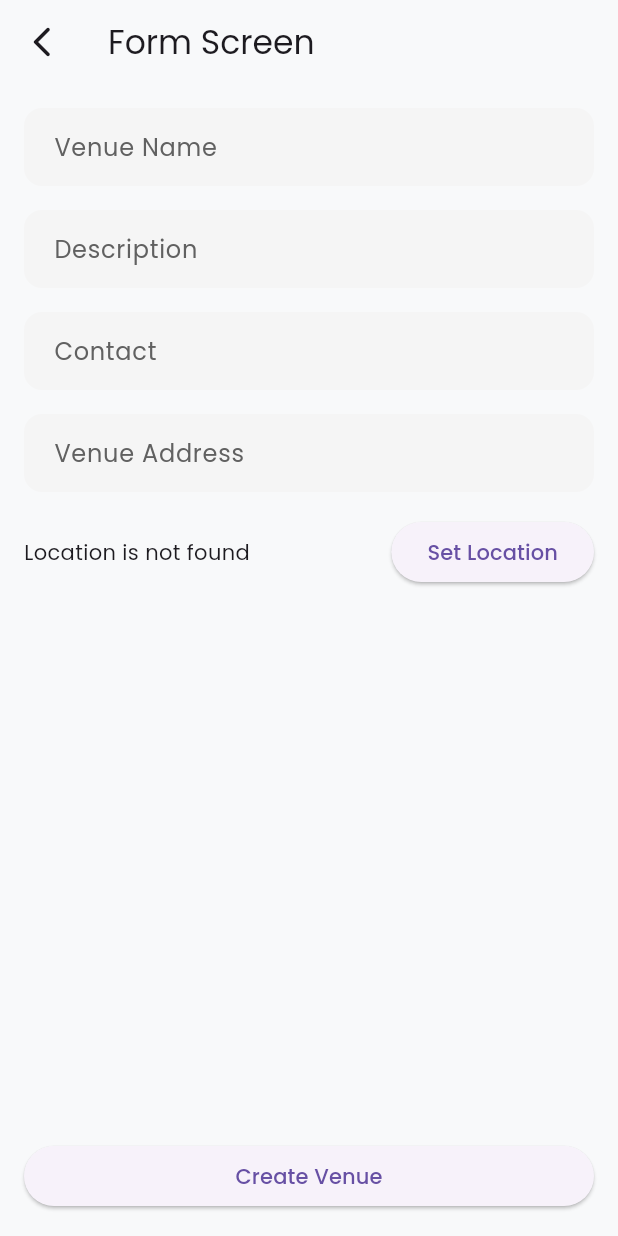
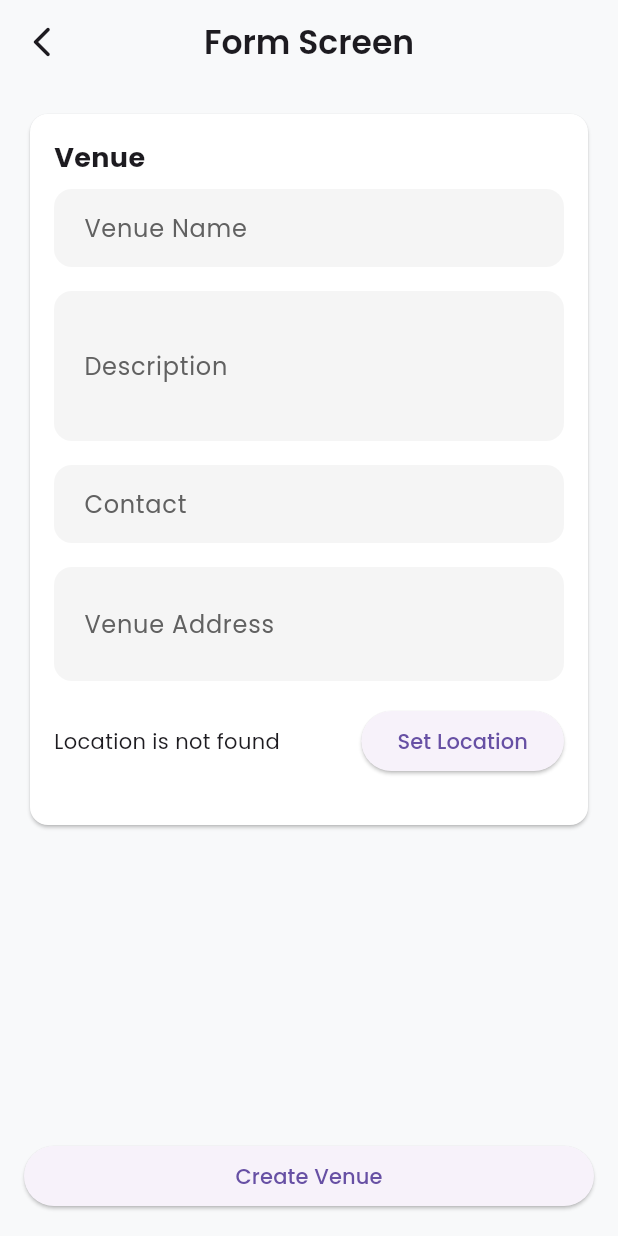
Before and after one commit to halolutfii/football-venue-booking-app, a Flutter app: the OwnerHomeScreen screen opened by its route, after a tap on the "add" icon, on a phone screen of 412 x 824 dp. Run offline on Flutter 3.47's test engine with Material 3 defaults, Android fonts, the phone set to English and light mode, and no system bars; our stand-ins replace cloud_firestore, firebase_auth, firebase_core, flutter_dotenv, flutter_map, geolocator and 4 more; missing offline and left inert: flutter_osm_plugin; accounts and stored records are empty.

Commit message:
[update]: detail venue and get all field

```diff
--- a/lib/main.dart
+++ b/lib/main.dart
@@ -4,6 +4,7 @@ import 'package:flutter_dotenv/flutter_dotenv.dart';
 import 'package:football_venue_booking_app/config/env.dart';
 import 'package:football_venue_booking_app/config/navigation_config.dart';
 import 'package:football_venue_booking_app/config/user_role.dart';
+import 'package:football_venue_booking_app/providers/field_provider.dart';
 import 'package:football_venue_booking_app/providers/venue_provider.dart';
 import 'package:football_venue_booking_app/services/venue_service.dart';
 import 'package:provider/provider.dart';
@@ -44,6 +45,7 @@ void main() async {
           update: (_, auth, __) =>
               VenueProvider(authProvider: auth, service: VenueService()),
         ),
+        ChangeNotifierProvider(create: (_) => FieldProvider()),
       ],
       child: MyApp(),
     ),
--- a/lib/models/venue_model.dart
+++ b/lib/models/venue_model.dart
@@ -28,7 +28,7 @@ class VenueModel {
           ? double.tryParse(data['location_lat'])
           : null,
       locationLong: data['location_long'] != null
-          ? double.tryParse(data['location_lat'])
+          ? double.tryParse(data['location_long'])
           : null,
       address: data['address'],
       description: data['description'],
--- a/lib/providers/venue_provider.dart
+++ b/lib/providers/venue_provider.dart
@@ -16,6 +16,7 @@ class VenueProvider extends ChangeNotifier {
   final contactController = TextEditingController();
 
   List<VenueModel> _venues = [];
+  VenueModel? _venue;
   String? _errorMessage;
   bool _isLoading = false;
   String? _locationPermission;
@@ -23,6 +24,7 @@ class VenueProvider extends ChangeNotifier {
   double? _longitude;
 
   List<VenueModel> get venues => _venues;
+  VenueModel? get venue => _venue;
   String? get errorMessage => _errorMessage;
   bool get isLoading => _isLoading;
   String? get locationPermission => _locationPermission;
@@ -65,8 +67,10 @@ class VenueProvider extends ChangeNotifier {
         descriptionController.text = venue.description ?? '';
         contactController.text = venue.contact ?? '';
         addressController.text = venue.address ?? '';
+
         _latitude = venue.locationLat ?? 0.0;
         _longitude = venue.locationLong ?? 0.0;
+        _venue = venue;
       }
     } catch (e) {
       _errorMessage = e.toString();
--- a/lib/routes.dart
+++ b/lib/routes.dart
@@ -1,5 +1,6 @@
 import 'package:flutter/material.dart';
 import 'package:football_venue_booking_app/config/user_role.dart';
+import 'package:football_venue_booking_app/screen/pages/owner/detail_venue_screen.dart';
 import 'package:football_venue_booking_app/screen/pages/owner/venue_form_screen.dart';
 import 'package:football_venue_booking_app/screen/pages/owner/home_screen.dart';
 import 'main.dart';
@@ -14,6 +15,7 @@ class AppRoutes {
   static const String register = '/register';
   static const String ownerHome = '/ownerHome';
   static const String ownerForm = '/ownerForm';
+  static const String ownerDetailVenue = '/ownerDetailVenue';
   static const String adminHome = '/adminHome';
 
   static Route<dynamic> generateRoute(RouteSettings settings) {
@@ -37,6 +39,8 @@ class AppRoutes {
             venueId: args['venueId'] as String?,
           ),
         );
+      case ownerDetailVenue:
+        return MaterialPageRoute(builder: (_) => DetailVenueScreen());
       default:
         return MaterialPageRoute(
           builder: (_) => Scaffold(
--- a/lib/screen/pages/owner/home_screen.dart
+++ b/lib/screen/pages/owner/home_screen.dart
@@ -1,4 +1,5 @@
 import 'package:flutter/material.dart';
+import 'package:football_venue_booking_app/providers/field_provider.dart';
 import 'package:football_venue_booking_app/providers/venue_provider.dart';
 import 'package:football_venue_booking_app/routes.dart';
 import 'package:provider/provider.dart';
@@ -22,7 +23,8 @@ class _OwnerHomeState extends State<OwnerHomeScreen> {
 
   @override
   Widget build(BuildContext context) {
-    final venueProvider = context.watch<VenueProvider>();
+    final VenueProvider venueProvider = context.watch<VenueProvider>();
+    final FieldProvider fieldProvider = context.read<FieldProvider>();
 
     return Scaffold(
       body: Padding(
@@ -66,11 +68,14 @@ class _OwnerHomeState extends State<OwnerHomeScreen> {
                   },
                   icon: Icon(Icons.delete),
                 ),
-                onTap: () {
+                onTap: () async {
+                  await venueProvider.loadVenueById(venue.venueId!);
+                  await fieldProvider.loadFields(venue.venueId);
+
                   Navigator.pushNamed(
                     context,
-                    AppRoutes.ownerForm,
-                    arguments: {"isUpdateForm": true, "venueId": venue.venueId},
+                    AppRoutes.ownerDetailVenue,
+                    arguments: {"venueId": venue.venueId},
                   );
                 },
               ),
@@ -79,7 +84,7 @@ class _OwnerHomeState extends State<OwnerHomeScreen> {
         ),
       ),
       floatingActionButton: FloatingActionButton(
-        onPressed: () async {
+        onPressed: () {
           Navigator.pushNamed(
             context,
             AppRoutes.ownerForm,
--- a/lib/screen/pages/owner/venue_form_screen.dart
+++ b/lib/screen/pages/owner/venue_form_screen.dart
@@ -38,13 +38,29 @@ class _VenueFormScreenState extends State<VenueFormScreen> {
 
     return Scaffold(
       appBar: AppBar(
-        title: Text('Form Screen'),
+        title: Text(
+          'Form Screen',
+          style: const TextStyle(fontWeight: FontWeight.w600),
+        ),
+        centerTitle: true,
         automaticallyImplyLeading: false,
-        leading: IconButton(onPressed: () => Navigator.pushReplacementNamed(
-                        context,
-                        AppRoutes.main,
-                        arguments: UserRole.owner
-                      ), icon: Icon(Icons.arrow_back_ios_new_rounded)),
+        leading: IconButton(
+          onPressed: () {
+            if (widget.isUpdateForm) {
+              Navigator.pushReplacementNamed(
+                context,
+                AppRoutes.ownerDetailVenue,
+              );
+            } else {
+              Navigator.pushReplacementNamed(
+                context,
+                AppRoutes.main,
+                arguments: UserRole.owner,
+              );
+            }
+          },
+          icon: Icon(Icons.arrow_back_ios_new_rounded),
+        ),
       ),
       body: SafeArea(
         child: Padding(
@@ -55,60 +71,11 @@ class _VenueFormScreenState extends State<VenueFormScreen> {
                 child: SingleChildScrollView(
                   child: Column(
                     children: [
-                      _buildTextField(
-                        'Venue Name',
-                        venueProvider.nameController,
-                      ),
-                      const SizedBox(height: 16),
+                      _buildVenueForm(context, venueProvider),
 
-                      _buildTextField(
-                        'Description',
-                        venueProvider.descriptionController,
-                      ),
-                      const SizedBox(height: 16),
+                      const SizedBox(height: 8),
 
-                      _buildTextField(
-                        'Contact',
-                        venueProvider.contactController,
-                        phoneFormatter,
-                      ),
-                      const SizedBox(height: 16),
-
-                      _buildTextField(
-                        'Venue Address',
-                        venueProvider.addressController,
-                      ),
-                      const SizedBox(height: 16),
-
-                      Row(
-                        children: [
-                          Expanded(
-                            child: Text(
-                              venueProvider.latitude == null &&
-                                      venueProvider.longitude == null
-                                  ? "Location is not found"
-                                  : "Lat: ${venueProvider.latitude}, Lng: ${venueProvider.longitude}",
-                            ),
-                          ),
-                          ElevatedButton(
-                            onPressed: () async {
-                              await venueProvider.getLocation(context);
-
-                              if (venueProvider.locationPermission != null) {
-                                ScaffoldMessenger.of(context).showSnackBar(
-                                  SnackBar(
-                                    content: Text(
-                                      venueProvider.locationPermission!,
-                                    ),
-                                  ),
-                                );
-                              }
-                            },
-                            child: Text("Set Location"),
-                          ),
-                        ],
-                      ),
-                      const SizedBox(height: 16),
+                      // _buildFieldForm(context, venueProvider),
                     ],
                   ),
                 ),
@@ -175,10 +142,11 @@ class _VenueFormScreenState extends State<VenueFormScreen> {
 
 Widget _buildTextField(
   String label,
-  TextEditingController controller, [
+  TextEditingController controller, {
   TextInputFormatter? inputFormatter,
-]) {
-  return TextField(
+  int? maxLines,
+}) {
+  return TextFormField(
     controller: controller,
     decoration: InputDecoration(
       labelText: label,
@@ -192,5 +160,82 @@ Widget _buildTextField(
       contentPadding: const EdgeInsets.symmetric(horizontal: 16, vertical: 14),
     ),
     inputFormatters: inputFormatter != null ? [inputFormatter] : [],
+    maxLines: maxLines,
   );
 }
+
+Widget _buildVenueForm(BuildContext context, VenueProvider venueProvider) {
+  final phoneFormatter = MaskTextInputFormatter(
+    mask: '+62 ###-####-####',
+    filter: {"#": RegExp(r'[0-9]')},
+  );
+
+  return Card(
+    color: Colors.white,
+    child: Padding(
+      padding: const EdgeInsets.all(16.0),
+      child: Column(
+        crossAxisAlignment: CrossAxisAlignment.start,
+        children: [
+          const Text(
+            "Venue",
+            style: TextStyle(fontSize: 18, fontWeight: FontWeight.bold),
+          ),
+          const SizedBox(height: 8),
+
+          _buildTextField('Venue Name', venueProvider.nameController),
+          const SizedBox(height: 16),
+
+          _buildTextField(
+            'Description',
+            venueProvider.descriptionController,
+            maxLines: 3,
+          ),
+          const SizedBox(height: 16),
+
+          _buildTextField(
+            'Contact',
+            venueProvider.contactController,
+            inputFormatter: phoneFormatter,
+          ),
+          const SizedBox(height: 16),
+
+          _buildTextField(
+            'Venue Address',
+            venueProvider.addressController,
+            maxLines: 2,
+          ),
+          const SizedBox(height: 16),
+
+          Row(
+            children: [
+              Expanded(
+                child: Text(
+                  venueProvider.latitude == null &&
+                          venueProvider.longitude == null
+                      ? "Location is not found"
+                      : "Lat: ${venueProvider.latitude}, Lng: ${venueProvider.longitude}",
+                ),
+              ),
+              ElevatedButton(
+                onPressed: () async {
+                  await venueProvider.getLocation(context);
+
+                  if (venueProvider.locationPermission != null) {
+                    ScaffoldMessenger.of(context).showSnackBar(
+                      SnackBar(
+                        content: Text(venueProvider.locationPermission!),
+                      ),
+                    );
+                  }
+                },
+                child: Text("Set Location"),
+              ),
+            ],
+          ),
+          const SizedBox(height: 16),
+        ],
+      ),
+    ),
+  );
+}
--- a/pubspec.yaml
+++ b/pubspec.yaml
@@ -47,6 +47,7 @@ dependencies:
   permission_handler: ^12.0.1
   flutter_osm_plugin: ^1.4.2
   mask_text_input_formatter: ^2.9.0
+  flutter_map: ^6.2.1
 
 dev_dependencies:
   flutter_test:
```
Also changed, not shown: lib/models/field_model.dart (added, +65 -0 lines), lib/providers/field_provider.dart (added, +51 -0 lines), lib/screen/pages/owner/detail_venue_screen.dart (added, +207 -0 lines), lib/services/field_service.dart (added, +37 -0 lines), pubspec.lock.
